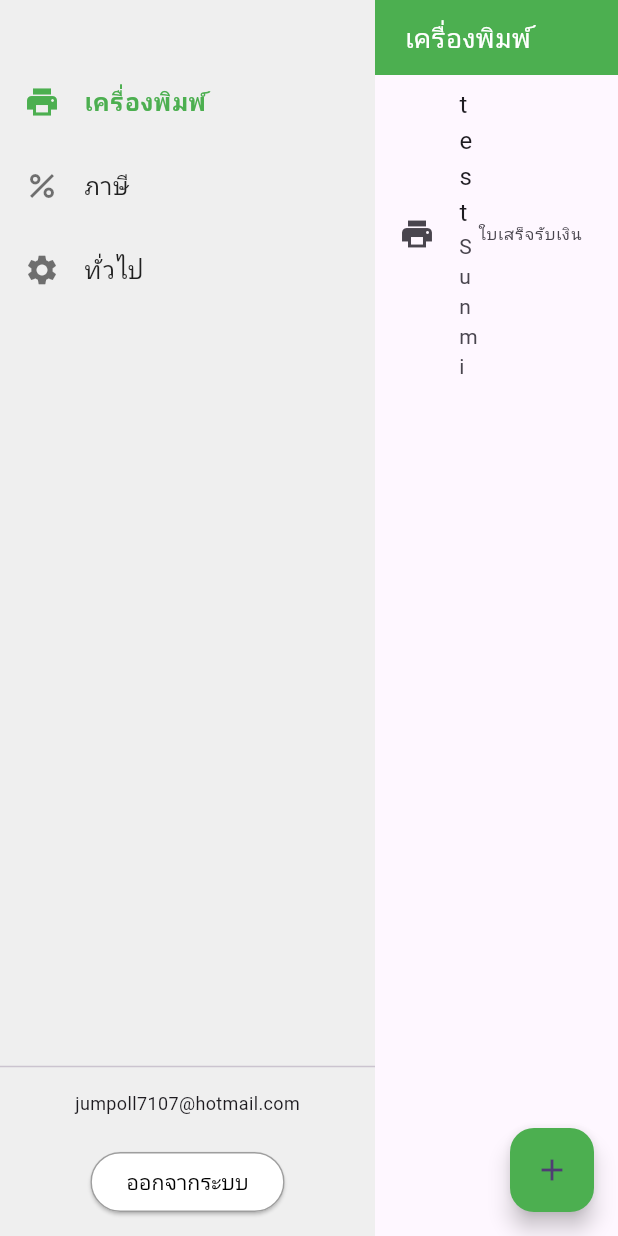
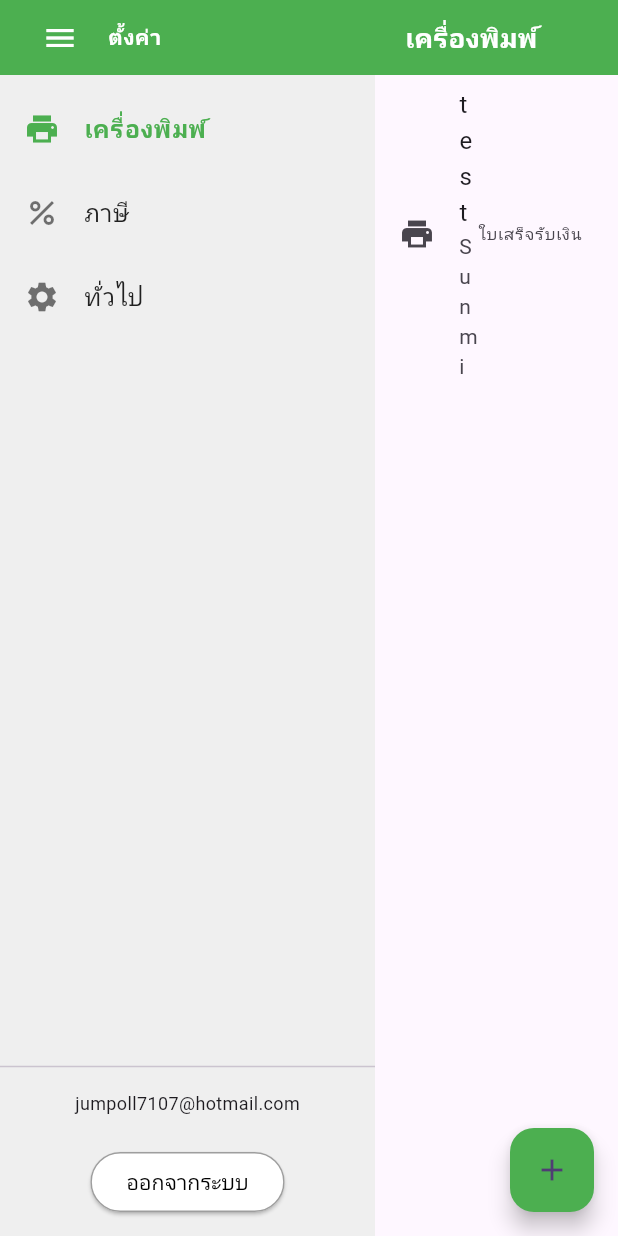
Before and after one commit to AshaTechCorporation/posashastd, a Flutter app: the SettingsPage screen opened directly, on a phone screen of 412 x 824 dp. Run offline on Flutter 3.47's test engine with Material 3 defaults, Android fonts, the phone set to English and light mode, and no system bars; our stand-ins replace connectivity_plus, get, screenshot, shared_preferences, sqflite; missing offline and left inert: sunmi_printer_plus; accounts and stored records are empty; network calls fail.

Commit message:
รอแก้ต่อ

```diff
--- a/lib/D2S/setting/settingsPage.dart
+++ b/lib/D2S/setting/settingsPage.dart
@@ -1,4 +1,5 @@
 import 'package:flutter/material.dart';
+import 'package:posashastd/D2S/home/widgets/AppDrawer.dart';
 
 class SettingsPage extends StatefulWidget {
   const SettingsPage({super.key});
@@ -28,15 +29,34 @@ class _SettingsPageState extends State<SettingsPage> {
   @override
   Widget build(BuildContext context) {
     return Scaffold(
-      body: Row(
+      drawer: const AppDrawer(),
+      body: SafeArea(
+        child: Row(
           children: [
-          // 🔹 Side Menu
+            // 🔹 Side menu and tabs
             Container(
               width: 250,
               color: const Color(0xFFEFEFEF),
               child: Column(
                 children: [
-                const SizedBox(height: 40),
+                  // ✅ Menu button
+                  Container(
+                    height: 50,
+                    color: Colors.green,
+                    padding: const EdgeInsets.symmetric(horizontal: 16),
+                    child: Row(
+                      children: [
+                        Builder(
+                          builder:
+                              (context) =>
+                                  IconButton(icon: const Icon(Icons.menu, color: Colors.white), onPressed: () => Scaffold.of(context).openDrawer()),
+                        ),
+                        const SizedBox(width: 8),
+                        Text('ตั้งค่า', style: const TextStyle(color: Colors.white, fontWeight: FontWeight.bold)),
+                      ],
+                    ),
+                  ),
+                  const SizedBox(height: 8),
                   for (int i = 0; i < tabs.length; i++)
                     ListTile(
                       leading: Icon(
@@ -75,22 +95,23 @@ class _SettingsPageState extends State<SettingsPage> {
                 ],
               ),
             ),
-          // 🔹 Tab Content
+            // 🔸 Tab Content
             Expanded(
               child: Column(
                 children: [
                   Container(
+                    height: 50,
                     color: Colors.green,
-                  height: 50,
                     alignment: Alignment.centerLeft,
                     padding: const EdgeInsets.symmetric(horizontal: 20),
-                  child: Text(tabs[selectedTab], style: const TextStyle(color: Colors.white, fontSize: 18)),
+                    child: Text(tabs[selectedTab], style: const TextStyle(color: Colors.white, fontSize: 18, fontWeight: FontWeight.bold)),
                   ),
                   Expanded(child: buildTabContent()),
                 ],
               ),
             ),
           ],
+        ),
       ),
     );
   }
```
Lines whose indentation alone changed are shown as unchanged.
